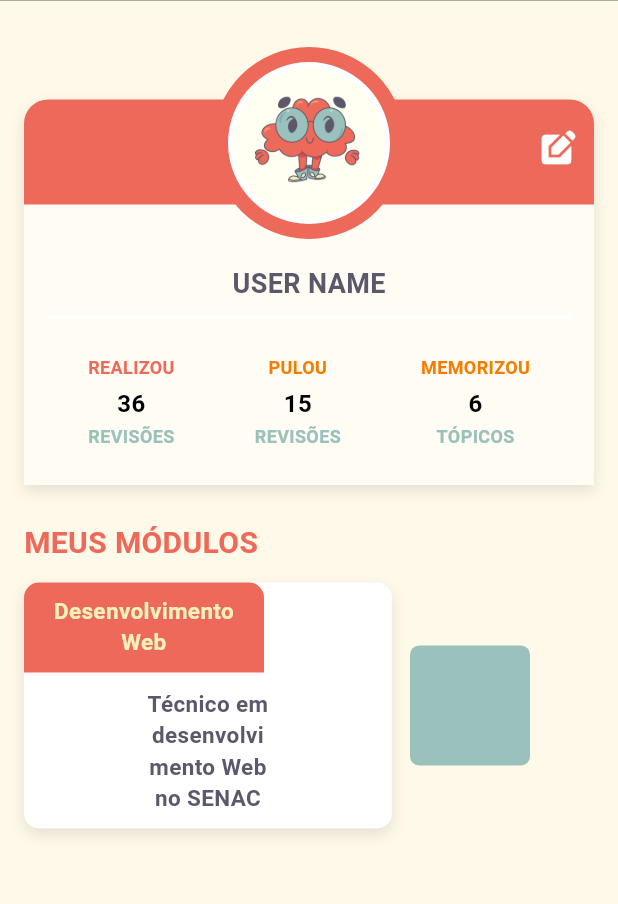
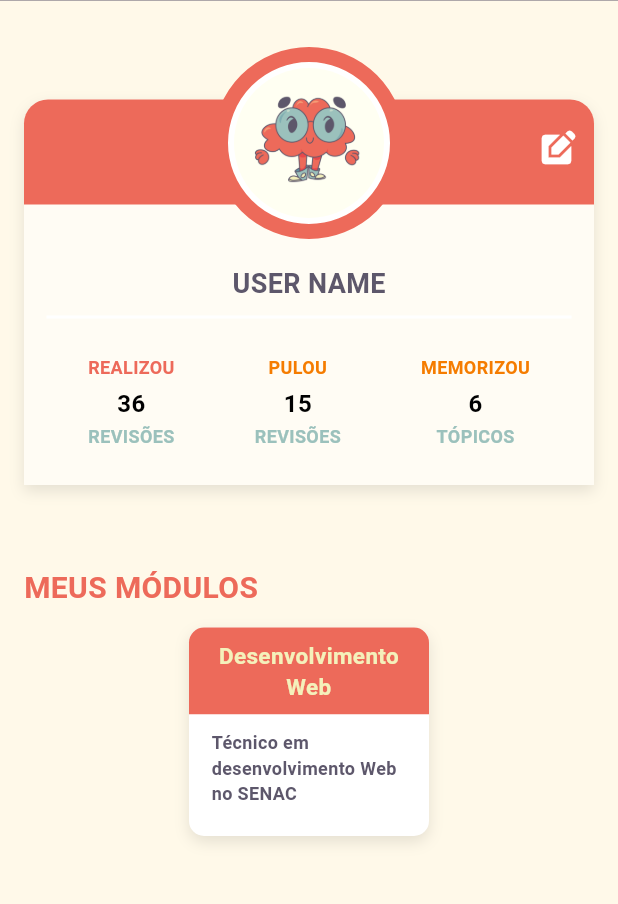
Before and after one commit to BexTheFrog/herbie, a Flutter app: the screen it shows after launch, on a phone screen of 412 x 824 dp, the part 112-1016 px from its top. Run offline on Flutter 3.47's test engine with Material 3 defaults, Android fonts, the phone set to English and light mode, and no system bars.

Commit message:
atualização perfil, falta componentizar os módulos

```diff
--- a/lib/pages/profile.dart
+++ b/lib/pages/profile.dart
@@ -1,7 +1,12 @@
 import 'package:flutter/material.dart';
 
 void main() {
-  runApp(MaterialApp(debugShowCheckedModeBanner: false, home: ProfilePage()));
+  runApp(
+    MaterialApp(
+      debugShowCheckedModeBanner: false,
+      home: ProfilePage(),
+    ),
+  );
 }
 
 class ProfilePage extends StatelessWidget {
@@ -11,6 +16,8 @@ class ProfilePage extends StatelessWidget {
   Widget build(BuildContext context) {
     return Scaffold(
       backgroundColor: Color(0xFFFFF9E9),
+
+      // APP BAR
       appBar: PreferredSize(
         preferredSize: Size.fromHeight(75),
         child: AppBar(
@@ -22,6 +29,8 @@ class ProfilePage extends StatelessWidget {
           ),
         ),
       ),
+
+      // BODY PRINCIPAL COM SCROLL
       body: SingleChildScrollView(
         padding: EdgeInsets.all(16),
         child: Center(
@@ -30,10 +39,42 @@ class ProfilePage extends StatelessWidget {
             child: Column(
               crossAxisAlignment: CrossAxisAlignment.center,
               children: [
+
                 SizedBox(height: 50),
 
-                // Container do perfil
-                Container(
+                // CONTAINER DO PERFIL
+                _buildProfileContainer(context),
+
+                SizedBox(height: 30),
+
+                // TÍTULO MÓDULOS
+                Align(
+                  alignment: Alignment.centerLeft,
+                  child: Text(
+                    'MEUS MÓDULOS',
+                    style: TextStyle(
+                      color: Color(0xFFED6A5A),
+                      fontWeight: FontWeight.bold,
+                      fontSize: 20,
+                    ),
+                  ),
+                ),
+
+                SizedBox(height: 12),
+
+                // LISTA DE MÓDULOS + BOTÃO ADICIONAR
+                _buildModulesSection(context),
+              ],
+            ),
+          ),
+        ),
+      ),
+    );
+  }
+
+  /// Widget que monta o container do perfil com avatar, nome e estatísticas
+  Widget _buildProfileContainer(BuildContext context) {
+    return Container(
       margin: EdgeInsets.only(bottom: 24),
       decoration: BoxDecoration(
         borderRadius: BorderRadius.only(
@@ -52,6 +93,7 @@ class ProfilePage extends StatelessWidget {
       child: Column(
         mainAxisSize: MainAxisSize.min,
         children: [
+          // BARRA COLORIDA TOPO + AVATAR + ÍCONE EDITAR
           Stack(
             alignment: Alignment.center,
             clipBehavior: Clip.none,
@@ -67,7 +109,8 @@ class ProfilePage extends StatelessWidget {
                   ),
                 ),
               ),
-                          // Avatar circular
+
+              // Avatar circular com borda
               Positioned(
                 top: -35,
                 child: Container(
@@ -84,14 +127,14 @@ class ProfilePage extends StatelessWidget {
                     label: 'User avatar',
                     child: CircleAvatar(
                       radius: 50,
-                                  backgroundImage:
-                                      AssetImage("assets/images/avatar.png"),
+                      backgroundImage: AssetImage("assets/images/avatar.png"),
                       backgroundColor: Colors.transparent,
                     ),
                   ),
                 ),
               ),
-                          // Ícone de editar clicável
+
+              // Ícone de editar perfil clicável
               Positioned(
                 right: 12,
                 top: 20,
@@ -113,7 +156,10 @@ class ProfilePage extends StatelessWidget {
               ),
             ],
           ),
+
           SizedBox(height: 40),
+
+          // Nome do usuário
           Text(
             "USER NAME",
             style: TextStyle(
@@ -122,18 +168,21 @@ class ProfilePage extends StatelessWidget {
               color: Color(0xFF5D576B),
             ),
           ),
+
           SizedBox(height: 8),
+
+          // Linha separadora
           Container(
             height: 2,
             width: 350,
             color: Color.fromARGB(255, 255, 255, 255),
           ),
+
           SizedBox(height: 16),
+
+          // Estatísticas do usuário (realizou, pulou, memorizou)
           Padding(
-                        padding: EdgeInsets.symmetric(
-                          horizontal: 16,
-                          vertical: 8,
-                        ),
+            padding: EdgeInsets.symmetric(horizontal: 16, vertical: 8),
             child: Row(
               mainAxisAlignment: MainAxisAlignment.spaceAround,
               children: [
@@ -161,114 +210,14 @@ class ProfilePage extends StatelessWidget {
               ],
             ),
           ),
+
           SizedBox(height: 16),
         ],
-                  ),
-                ),
-
-                Align(
-                  alignment: Alignment.centerLeft,
-                  child: Text(
-                    'MEUS MÓDULOS',
-                    style: TextStyle(
-                      color: Color(0xFFED6A5A),
-                      fontWeight: FontWeight.bold,
-                      fontSize: 20,
-                    ),
-                  ),
-                ),
-                SizedBox(height: 12),
-
-                Row(
-                  children: [
-                    Flexible(
-                      flex: 2,
-                      child: Container(
-                        decoration: BoxDecoration(
-                          color: Colors.white,
-                          borderRadius: BorderRadius.circular(10),
-                          boxShadow: [
-                            BoxShadow(
-                              color: Colors.black.withOpacity(0.1),
-                              blurRadius: 8,
-                              offset: Offset(0, 4),
-                            ),
-                          ],
-                        ),
-                        child: Column(
-                          crossAxisAlignment: CrossAxisAlignment.start,
-                          children: [
-                            Container(
-                              width: 160 ,
-                              height: 60,
-                              padding: EdgeInsets.all(8),
-                              decoration: BoxDecoration(
-                                color: const Color(0xFFED6A5A),
-                                borderRadius: BorderRadius.only(
-                                  topLeft: Radius.circular(10),
-                                  topRight: Radius.circular(10),
-                                ),
-                              ),
-                              child: Text(
-                                'Desenvolvimento Web',
-                                textAlign: TextAlign.center,
-                                style: TextStyle(
-                                  color: Color(0xFFF4F1BB),
-                                  fontWeight: FontWeight.bold,
-                                  fontSize: 15,
-                                ),
-                              ),
-                            ),
-                            SizedBox(height: 10),
-                            Padding(
-                              padding: const EdgeInsets.symmetric(horizontal: 80),
-                              child: Text(
-                                'Técnico em desenvolvimento Web no SENAC',
-                                textAlign: TextAlign.center,
-                                style: TextStyle(
-                                  fontWeight: FontWeight.bold,
-                                  color: Color(0xFF5D576B),
-                                  fontSize: 15,
-                                ),
-                              ),
-                            ),
-                            SizedBox(height: 10),
-                          ],
-                        ),
-                      ),
-                    ),
-                    SizedBox(width: 12),
-                    Flexible(
-                      flex: 1,
-                      child: GestureDetector(
-                        onTap: () {
-                          ScaffoldMessenger.of(context).showSnackBar(
-                            SnackBar(
-                              content: Text('Adicionar novo módulo clicado!'),
-                            ),
-                          );
-                        },
-                        child: Container(
-                          width: 80,
-                          height: 80,
-                          decoration: BoxDecoration(
-                            color: Color(0xFF9BC1BC),
-                            borderRadius: BorderRadius.circular(6),
-                          ),
-
-                        ),
-                      ),
-                    ),
-                  ],
-                ),
-              ],
-            ),
-          ),
-        ),
       ),
     );
   }
 
+  /// Widget que monta cada estatística
   static Widget _buildStat(
     String title,
     String value,
@@ -307,4 +256,72 @@ class ProfilePage extends StatelessWidget {
       ],
     );
   }
+
+  /// Widget que monta a seção de módulos com módulos listados e botão de adicionar
+  Widget _buildModulesSection(BuildContext context) {
+    return
+        Container(
+          width: 160,
+          decoration: BoxDecoration(
+            color: Colors.white,
+            borderRadius: BorderRadius.circular(10),
+            boxShadow: [
+              BoxShadow(
+                color: Colors.black.withOpacity(0.1),
+                blurRadius: 8,
+                offset: Offset(0, 4),
+              ),
+            ],
+          ),
+          child: Column(
+            crossAxisAlignment: CrossAxisAlignment.start,
+            children: [
+              // Cabeçalho do módulo
+              Container(
+
+                padding: EdgeInsets.all(8),
+                decoration: BoxDecoration(
+                  color: const Color(0xFFED6A5A),
+                  borderRadius: BorderRadius.only(
+                    topLeft: Radius.circular(10),
+                    topRight: Radius.circular(10),
+                  ),
+                ),
+                child: Text(
+                  'Desenvolvimento Web',
+                  textAlign: TextAlign.center,
+                  style: TextStyle(
+                    color: Color(0xFFF4F1BB),
+                    fontWeight: FontWeight.bold,
+                    fontSize: 15,
+                  ),
+                ),
+              ),
+
+              // SizedBox(height: 5),
+
+              // Descrição do módulo
+              Container(
+
+                padding: const EdgeInsets.symmetric(horizontal: 15, vertical: 10),
+                decoration: BoxDecoration(color: Colors.white),
+                  child: Text(
+                    'Técnico em desenvolvimento Web no SENAC',
+                    textAlign: TextAlign.left,
+                    style: TextStyle(
+                      fontWeight: FontWeight.bold,
+                      color: Color(0xFF5D576B),
+                      fontSize: 12,
+                    ),
+
+                  ),
+
+              ),
+
+              SizedBox(height: 10),
+            ],
+          ),
+        );
+
   }
+}
```
Lines whose indentation alone changed are shown as unchanged.
